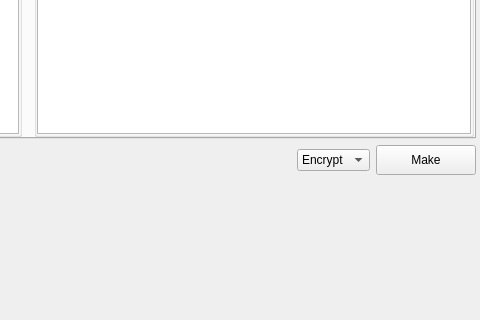
vasilypht/crypto-methods, file app/gui/symmetric/scytale/scytale.ui: the form before one commit; both pictures show x 425 to 905 and y 110 to 430 of the 905 by 546 pixel window.
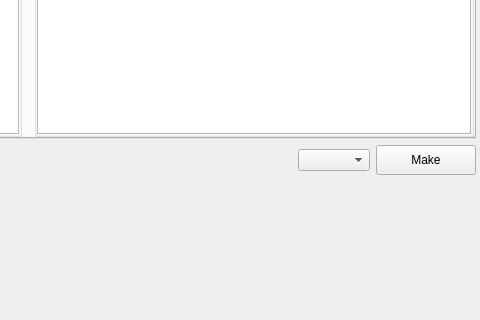
The form after the commit.

Commit message: Added documentation to the scytale.py module, as well as to the corresponding widget.

Patch:
```diff
--- a/app/gui/symmetric/scytale/scytale.ui
+++ b/app/gui/symmetric/scytale/scytale.ui
@@ -294,16 +294,6 @@
            <property name="frame">
             <bool>true</bool>
            </property>
-           <item>
-            <property name="text">
-             <string>Encrypt</string>
-            </property>
-           </item>
-           <item>
-            <property name="text">
-             <string>Decrypt</string>
-            </property>
-           </item>
           </widget>
          </item>
          <item>
```
Left out of the diff: 2 changed lines with no effect on the pictures. The commit also changes 3 other files.
